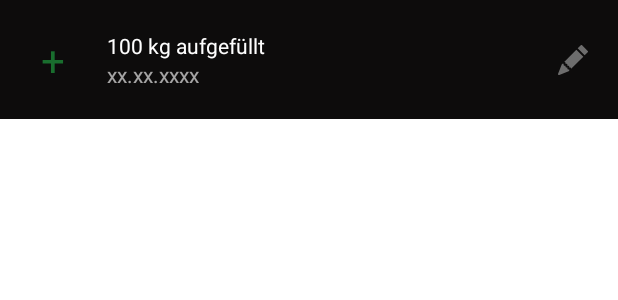
After one commit to LuisTschurtschenthaler/Silo-Monitoring, an Android app: the layout list_item_view_history.xml on its own in the app's theme, with its tools: preview values and no code run, on a phone screen of 412 x 824 dp. The commit adds this screen. Shown: the top 300 px of the screen. Run offline under Robolectric (Android 15) with nearby library versions, the phone set to English and light mode, and no system bars.

Commit message:
Added history of silo and fixed some calculations

```diff
--- a/SiloMonitoring/app/src/main/AndroidManifest.xml
+++ b/SiloMonitoring/app/src/main/AndroidManifest.xml
@@ -28,6 +28,9 @@
         <activity android:name=".activities.CreateSiloActivity"
             android:parentActivityName=".activities.MainActivity" />
 
+        <activity android:name=".activities.ViewHistoryActivity"
+            android:parentActivityName=".activities.MainActivity" />
+
 
         <receiver
             android:name=".receivers.BootCompletedReceiver"
--- a/SiloMonitoring/app/src/main/java/com/layer8studios/silomonitoring/models/Silo.kt
+++ b/SiloMonitoring/app/src/main/java/com/layer8studios/silomonitoring/models/Silo.kt
@@ -6,7 +6,8 @@ import kotlinx.parcelize.Parcelize
 @Parcelize
 data class SiloHistoryEntry(
     val date: Date,
-    val needPerDay: Double
+    val amount: Double,
+    val wasAdded: Boolean = false
 ) : Parcelable
 
 
--- a/SiloMonitoring/app/src/main/java/com/layer8studios/silomonitoring/receivers/ReminderReceiver.kt
+++ b/SiloMonitoring/app/src/main/java/com/layer8studios/silomonitoring/receivers/ReminderReceiver.kt
@@ -77,7 +77,7 @@ class ReminderReceiver
 
         val silo = intent.getParcelableExtra<Silo>(ARG_SILO)
         val newSilo = (silo?.copy() as Silo).apply {
-            val newHistoryEntry = SiloHistoryEntry(LocalDate.now().toDate(), silo.needPerDay)
+            val newHistoryEntry = SiloHistoryEntry(LocalDate.now().toDate(), silo.needPerDay, false)
             emptyingHistory.add(newHistoryEntry)
         }
         Preferences.replaceSilo(silo, newSilo)
--- /dev/null
+++ b/SiloMonitoring/app/src/main/res/drawable/ic_pencil_fill_gray.xml
@@ -0,0 +1,11 @@
+<vector xmlns:android="http://schemas.android.com/apk/res/android"
+    android:height="20dp"
+    android:width="20dp"
+    android:viewportWidth="16"
+    android:viewportHeight="16">
+
+    <path
+        android:pathData="M12.854,0.146a0.5,0.5 0,0 0,-0.707 0L10.5,1.793 14.207,5.5l1.647,-1.646a0.5,0.5 0,0 0,0 -0.708l-3,-3zM13.5,6.207L9.793,2.5 3.293,9L3.5,9a0.5,0.5 0,0 1,0.5 0.5v0.5h0.5a0.5,0.5 0,0 1,0.5 0.5v0.5h0.5a0.5,0.5 0,0 1,0.5 0.5v0.5h0.5a0.5,0.5 0,0 1,0.5 0.5v0.207l6.5,-6.5zM6.032,13.675A0.5,0.5 0,0 1,6 13.5L6,13h-0.5a0.5,0.5 0,0 1,-0.5 -0.5L5,12h-0.5a0.5,0.5 0,0 1,-0.5 -0.5L4,11h-0.5a0.5,0.5 0,0 1,-0.5 -0.5L3,10h-0.5a0.499,0.499 0,0 1,-0.175 -0.032l-0.179,0.178a0.5,0.5 0,0 0,-0.11 0.168l-2,5a0.5,0.5 0,0 0,0.65 0.65l5,-2a0.5,0.5 0,0 0,0.168 -0.11l0.178,-0.178z"
+        android:fillColor="@color/grayed_out" />
+
+</vector>
--- /dev/null
+++ b/SiloMonitoring/app/src/main/res/layout/list_item_view_history.xml
@@ -0,0 +1,123 @@
+<?xml version="1.0" encoding="utf-8"?>
+<androidx.constraintlayout.widget.ConstraintLayout
+    xmlns:android="http://schemas.android.com/apk/res/android"
+    xmlns:app="http://schemas.android.com/apk/res-auto"
+    android:layout_width="match_parent"
+    android:layout_height="wrap_content"
+    android:paddingTop="4dp"
+    android:paddingBottom="4dp"
+    android:background="@color/black"
+    android:foreground="?attr/selectableItemBackground">
+
+    <androidx.constraintlayout.widget.ConstraintLayout
+        android:layout_width="0dp"
+        android:layout_height="wrap_content"
+        android:layout_marginTop="4dp"
+        android:layout_marginEnd="8dp"
+        android:layout_marginBottom="4dp"
+        app:layout_constraintBottom_toBottomOf="parent"
+        app:layout_constraintEnd_toStartOf="@+id/linear_layout"
+        app:layout_constraintStart_toStartOf="parent"
+        app:layout_constraintTop_toTopOf="parent">
+
+        <RelativeLayout
+            android:id="@+id/relative_layout"
+            android:layout_width="55dp"
+            android:layout_height="55dp"
+            android:layout_marginStart="8dp"
+            android:layout_marginTop="4dp"
+            android:layout_marginBottom="4dp"
+            app:layout_constraintBottom_toBottomOf="parent"
+            app:layout_constraintStart_toStartOf="parent"
+            app:layout_constraintTop_toTopOf="parent">
+
+            <TextView
+                android:id="@+id/text_view_symbol"
+                android:layout_width="0dp"
+                android:layout_height="wrap_content"
+                android:layout_alignParentStart="true"
+                android:layout_alignParentTop="true"
+                android:layout_alignParentEnd="true"
+                android:layout_alignParentBottom="true"
+                android:ellipsize="marquee"
+                android:fadingEdge="horizontal"
+                android:gravity="center"
+                android:marqueeRepeatLimit="marquee_forever"
+                android:scrollHorizontally="true"
+                android:singleLine="true"
+                android:text="+"
+                android:textColor="@color/green"
+                android:textSize="28sp" />
+
+        </RelativeLayout>
+
+        <androidx.constraintlayout.widget.ConstraintLayout
+            android:id="@+id/linearLayout"
+            android:layout_width="0dp"
+            android:layout_height="wrap_content"
+            android:layout_marginStart="8dp"
+            app:layout_constraintBottom_toBottomOf="@+id/relative_layout"
+            app:layout_constraintEnd_toEndOf="parent"
+            app:layout_constraintStart_toEndOf="@+id/relative_layout"
+            app:layout_constraintTop_toTopOf="@+id/relative_layout">
+
+            <TextView
+                android:id="@+id/text_view_details"
+                android:layout_width="0dp"
+                android:layout_height="wrap_content"
+                android:ellipsize="marquee"
+                android:fadingEdge="horizontal"
+                android:marqueeRepeatLimit="marquee_forever"
+                android:scrollHorizontally="true"
+                android:singleLine="true"
+                android:text="100 kg aufgefüllt"
+                android:textSize="14sp"
+                android:textColor="@color/white"
+                app:layout_constraintEnd_toEndOf="parent"
+                app:layout_constraintStart_toStartOf="parent"
+                app:layout_constraintTop_toTopOf="parent" />
+
+            <TextView
+                android:id="@+id/text_view_date"
+                android:layout_width="0dp"
+                android:layout_height="wrap_content"
+                android:ellipsize="marquee"
+                android:fadingEdge="horizontal"
+                android:marqueeRepeatLimit="marquee_forever"
+                android:scrollHorizontally="true"
+                android:singleLine="true"
+                android:text="xx.xx.xxxx"
+                android:textSize="14sp"
+                android:textColor="@color/white"
+                android:alpha="0.64"
+                app:layout_constraintBottom_toBottomOf="parent"
+                app:layout_constraintEnd_toEndOf="parent"
+                app:layout_constraintStart_toStartOf="@+id/text_view_details"
+                app:layout_constraintTop_toBottomOf="@+id/text_view_details" />
+
+        </androidx.constraintlayout.widget.ConstraintLayout>
+
+    </androidx.constraintlayout.widget.ConstraintLayout>
+
+    <LinearLayout
+        android:id="@+id/linear_layout"
+        android:layout_width="wrap_content"
+        android:layout_height="wrap_content"
+        android:layout_marginEnd="8dp"
+        app:layout_constraintBottom_toBottomOf="parent"
+        app:layout_constraintEnd_toEndOf="parent"
+        app:layout_constraintTop_toTopOf="parent">
+
+        <ImageButton
+            android:id="@+id/image_button_edit"
+            android:layout_width="32dp"
+            android:layout_height="32dp"
+            android:layout_margin="6dp"
+            android:padding="6dp"
+            android:background="?attr/selectableItemBackgroundBorderless"
+            android:src="@drawable/ic_pencil_fill_gray"
+            android:scaleType="fitCenter" />
+
+    </LinearLayout>
+
+</androidx.constraintlayout.widget.ConstraintLayout>
--- a/SiloMonitoring/app/src/main/res/menu/silo_menu.xml
+++ b/SiloMonitoring/app/src/main/res/menu/silo_menu.xml
@@ -2,6 +2,12 @@
 <menu
     xmlns:android="http://schemas.android.com/apk/res/android"
     xmlns:app="http://schemas.android.com/apk/res-auto">
+
+    <item
+        android:id="@+id/action_view_history"
+        android:title="@string/text_view_history"
+        android:icon="@drawable/ic_list_ul"
+        app:showAsAction="ifRoom|collapseActionView" />
 
     <item
         android:id="@+id/action_edit"
--- a/SiloMonitoring/app/src/main/res/values/strings.xml
+++ b/SiloMonitoring/app/src/main/res/values/strings.xml
@@ -1,6 +1,7 @@
 <resources>
     <string name="app_name">Silo Überwachung</string>
     <string name="text_new">Neu</string>
+    <string name="text_view_history"></string>
     <string name="text_edit">Bearbeiten</string>
     <string name="text_delete">Löschen</string>
     <string name="text_fill_level">Füllstand:</string>
@@ -30,4 +31,7 @@
     <string name="no_silos_created">Noch keine Silos erstellt</string>
     <string name="click_on_new_to_create_a_silo">Zum erstellen auf \'NEU\' klicken</string>
     <string name="left">übrig</string>
+    <string name="silo_history">Silo Verlauf</string>
+    <string name="kg_were_refilled">kg wurden aufgefüllt</string>
+    <string name="kg_have_been_taken_out">kg wurden herausgenommen</string>
 </resources>
```
Also changed, not shown: SiloMonitoring/app/src/main/java/com/layer8studios/silomonitoring/activities/CreateSiloActivity.kt (+36 -26 lines), SiloMonitoring/app/src/main/java/com/layer8studios/silomonitoring/activities/ViewHistoryActivity.kt (added, +31 -0 lines), SiloMonitoring/app/src/main/java/com/layer8studios/silomonitoring/adapters/ViewHistoryAdapter.kt (added, +62 -0 lines), SiloMonitoring/app/src/main/java/com/layer8studios/silomonitoring/fragments/SiloFragment.kt (+11 -9 lines), SiloMonitoring/app/src/main/java/com/layer8studios/silomonitoring/utils/Utils.kt (+5 -13 lines), SiloMonitoring/app/src/main/res/drawable/ic_list_ul.xml (added, +12 -0 lines), SiloMonitoring/app/src/main/res/layout/activity_view_history.xml (added, +39 -0 lines), SiloMonitoring/app/src/main/res/layout/fragment_silo.xml (+26 -27 lines).
